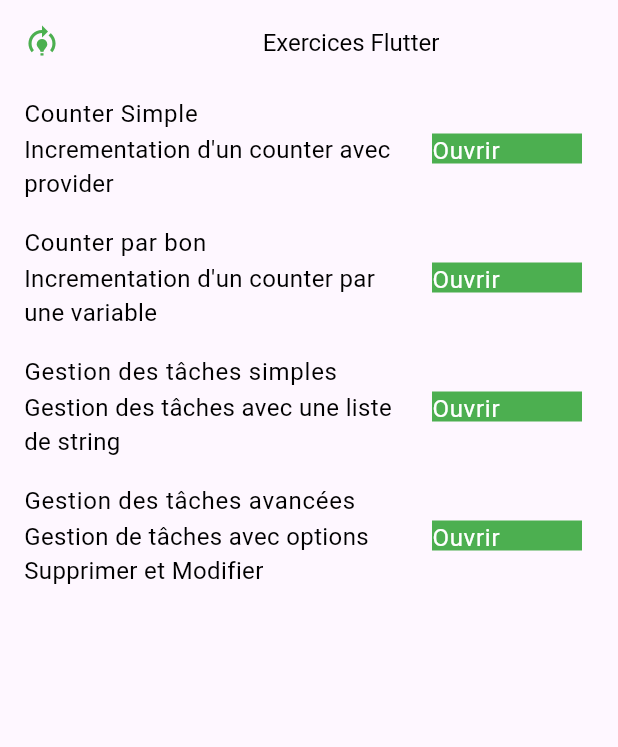
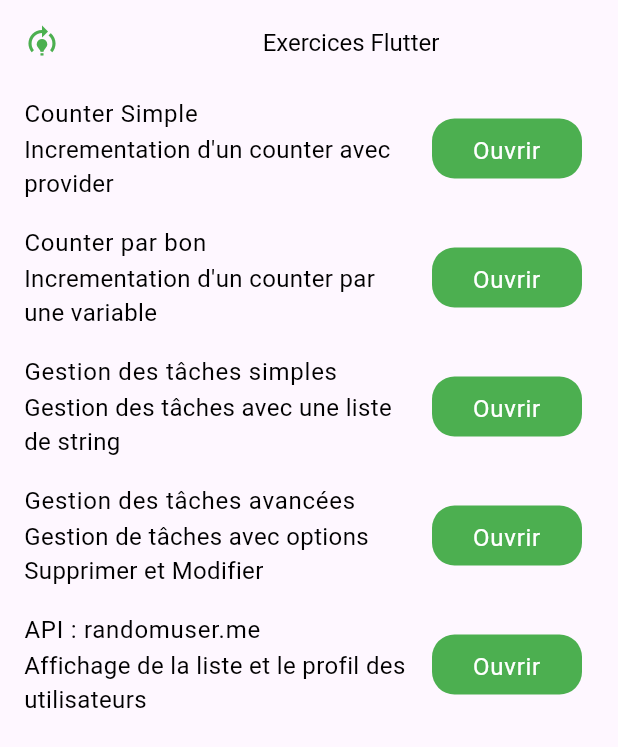
Before and after one commit to DenisGhg/Flutter_Exercises, a Flutter app: the screen it shows after launch, on a phone screen of 412 x 824 dp. Shown: the top 747 px of the screen. Run offline on Flutter 3.47's test engine with Material 3 defaults, Android fonts, the phone set to English and light mode, and no system bars.

Commit message:
TP APIs : Affichage d'une liste d'utilisateurs avec l'API randomuser.me

```diff
--- a/lib/main.dart
+++ b/lib/main.dart
@@ -5,6 +5,7 @@ import 'package:training_proj/pages/counter_par_bon_page.dart';
 import 'package:training_proj/pages/gestionTaches.dart';
 import 'package:training_proj/pages/homePage.dart';
 import 'package:training_proj/pages/task_gestion.dart';
+import 'package:training_proj/pages/user_profile_with_random_user_api.dart';
 import 'package:training_proj/providers/brightness_provider.dart';
 import 'package:training_proj/providers/counter_par_bon_provider.dart';
 import 'package:training_proj/providers/counter_provider.dart';
@@ -59,6 +60,7 @@ class MyApp extends StatelessWidget {
           '/counterParBon' : (context) => CounterParBonPage(),
           '/gestionTacheSimples' : (context) => GestionTaches(),
           '/gestionTachesAvancees' : (context) => TaskGestion(),
+          '/userProfilWithRandomUserAPI' : (context) => UserProfileWithRandomUserApi(),
         },
       );
     });
--- a/lib/pages/homePage.dart
+++ b/lib/pages/homePage.dart
@@ -9,21 +9,23 @@ class HomePage extends StatelessWidget {
     "Counter par bon",
     "Gestion des tâches simples",
     "Gestion des tâches avancées",
+    "API : randomuser.me",
   ];
 
   final List<String> exerciceDescriptions = [
     "Incrementation d'un counter avec provider",
     "Incrementation d'un counter par une variable",
     "Gestion des tâches avec une liste de string",
-    "Gestion de tâches avec options Supprimer et Modifier"
+    "Gestion de tâches avec options Supprimer et Modifier",
+    "Affichage de la liste et le profil des utilisateurs"
   ];
 
   final List<String> exerciceRouteName = [
     '/counter',
     '/gestionTacheSimples',
     '/counterParBon',
-
     '/gestionTachesAvancees',
+    '/userProfilWithRandomUserAPI',
   ];
 
   @override
@@ -32,6 +34,7 @@ class HomePage extends StatelessWidget {
       appBar: AppBar(
         leading: Icon(Icons.model_training, color: Colors.green),
         title: Center(child: AppText(text: "Exercices Flutter")),
+        centerTitle: true,
       ),
 
       body: ListView.builder(
@@ -45,10 +48,14 @@ class HomePage extends StatelessWidget {
                 Navigator.pushNamed(context, exerciceRouteName[index]);
               },
               child: Container(
-                height: 20,
+                height: 40,
                 width: 100,
-                color: Colors.green,
-                child: AppText(text: "Ouvrir", color: Colors.white,),
+                padding: EdgeInsets.symmetric(vertical: 10),
+                decoration: BoxDecoration(
+                  color: Colors.green,
+                  borderRadius: BorderRadius.circular(15),
+                ),
+                child: AppText(text: "Ouvrir", color: Colors.white, textAlign: TextAlign.center,),
               ),
             ),
           );
--- a/pubspec.yaml
+++ b/pubspec.yaml
@@ -35,6 +35,7 @@ dependencies:
   # Use with the CupertinoIcons class for iOS style icons.
   cupertino_icons: ^1.0.8
   provider: ^6.1.3
+  http: ^1.4.0
 
 dev_dependencies:
   flutter_test:
```
Also changed, not shown: lib/pages/user_profile_with_random_user_api.dart (added, +65 -0 lines), pubspec.lock.
